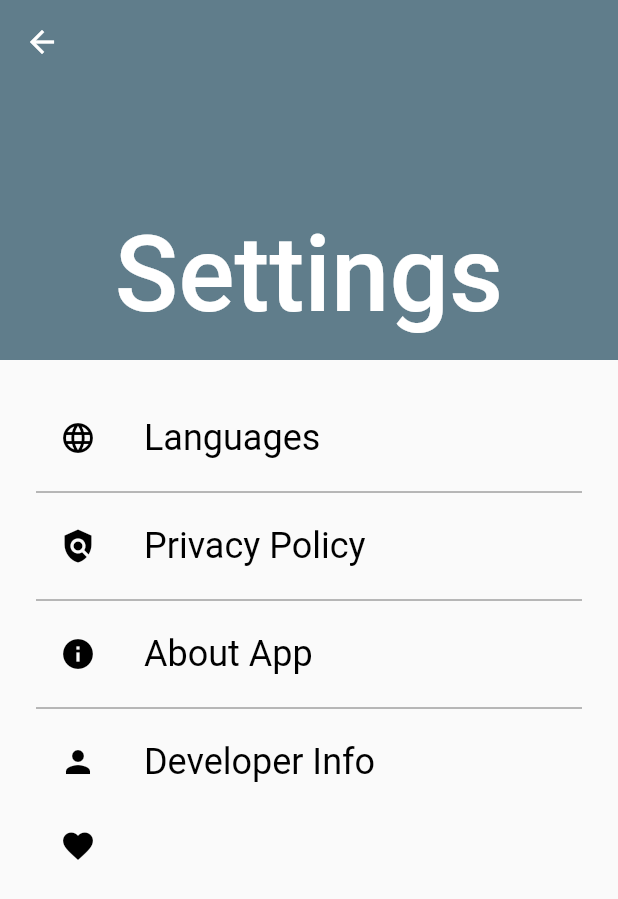
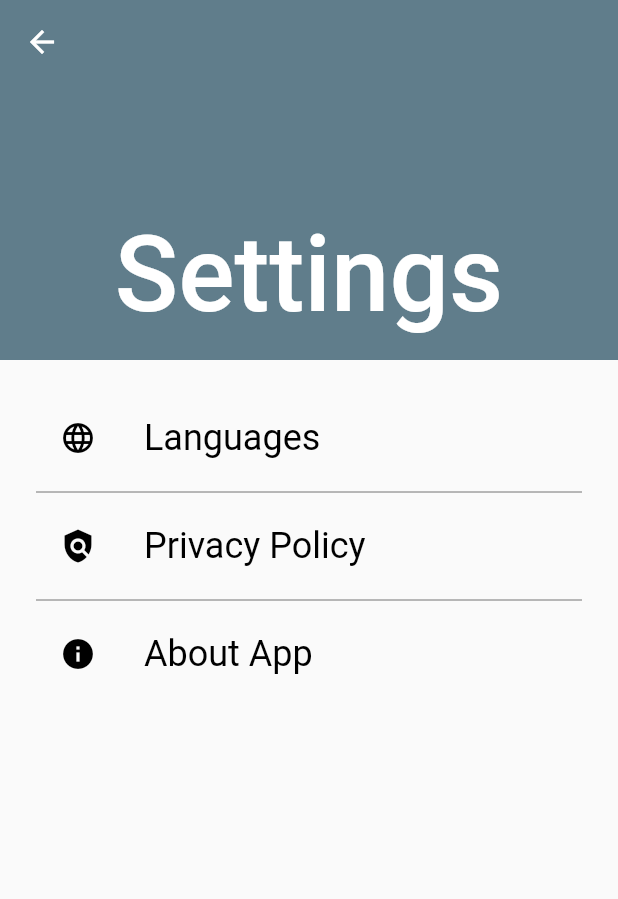
Before and after one commit to ForgerWise/FoodList, a Flutter app: the SettingPage screen opened by its route, on a phone screen of 412 x 824 dp. Shown: the top 899 px of the screen. Run offline on Flutter 3.47's test engine with Material 2 defaults, Android fonts, the phone set to English and light mode, and no system bars; our stand-ins replace flutter_slidable, flutter_staggered_animations, hive_flutter, shared_preferences; accounts and stored records are empty; generated files the repository leaves out were written again.

Commit message:
Setting change content
Delete author.dart and special_thanks.dart
Will make these information to github page

```diff
--- a/lib/page/setting_page.dart
+++ b/lib/page/setting_page.dart
@@ -114,50 +114,6 @@ class _SettingPageState extends State<SettingPage> {
                   )
                 },
               ),
-              const Divider(
-                color: Colors.black54,
-              ),
-              ListTile(
-                leading: const Icon(
-                  Icons.person,
-                  color: Colors.black,
-                  size: 24,
-                ),
-                title: const Text(
-                  'Developer Info',
-                  style: TextStyle(
-                    color: Colors.black,
-                    fontSize: 24,
-                  ),
-                ),
-                onTap: () => {
-                  Navigator.push(
-                    context,
-                    MaterialPageRoute(
-                      builder: (context) => AuthorPage(),
-                    ),
-                  )
-                color: Colors.black54,
-                },
-                ),
-              ListTile(
-                leading: const Icon(
-                  Icons.favorite,
-                  color: Colors.black,
-                  size: 24,
-                  style: TextStyle(
-                    fontSize: 24,
-                  ),
-                ),
-                onTap: () => {
-                  Navigator.push(
-                    context,
-                    MaterialPageRoute(
-                      builder: (context) => SpecialThanksPage(),
-                    ),
-                  )
-                },
-              )
             ],
           ),
         ),
```
Also changed, not shown: lib/setting/author.dart (deleted, +0 -73 lines), lib/setting/special_thanks.dart (deleted, +0 -56 lines).
